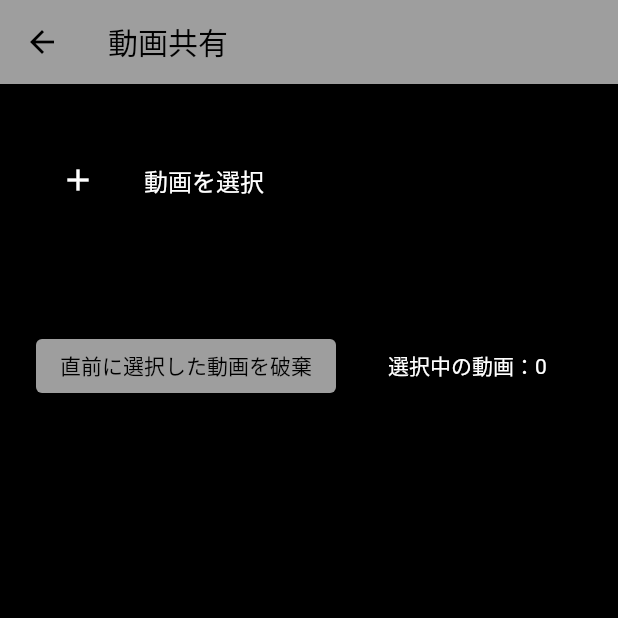
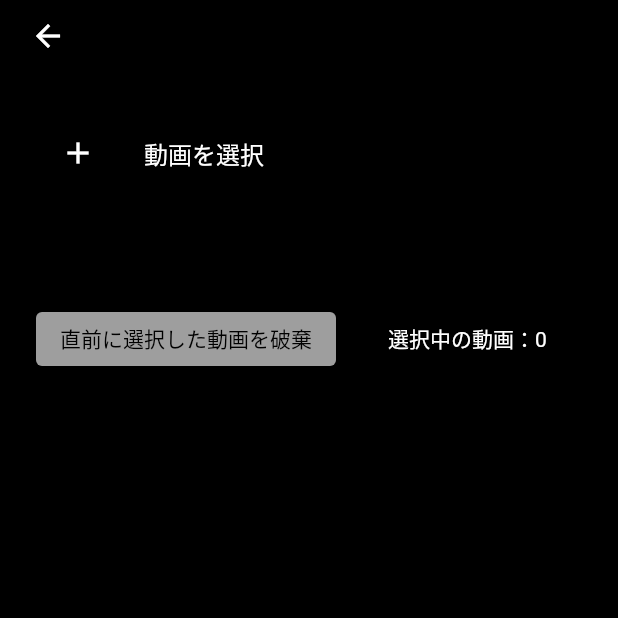
Before and after one commit to KokiWakatsuki/sporty, a Flutter app: the P2P screen opened by its route, on a phone screen of 412 x 824 dp, the top half of it. Run offline on Flutter 3.47's test engine with Material 2 defaults, Android fonts, the phone set to English and light mode, and no system bars; our stand-ins replace camera, chewie, flutter_cache_manager, gallery_saver, image_gallery_saver, image_picker and 2 more.

Commit message:
appBarの削除

```diff
--- a/lib/view/menu.dart
+++ b/lib/view/menu.dart
@@ -180,7 +180,7 @@ class Menu extends StatelessWidget {
 
     return Scaffold(
       backgroundColor: Colors.black,
-      appBar: appBar,
+      //appBar: appBar,
       body: Center(
           child: Container(
         height: MediaQuery.of(context).size.height * 0.8,
--- a/lib/view/p2p.dart
+++ b/lib/view/p2p.dart
@@ -27,7 +27,7 @@ class _P2PState extends State<P2P> with WidgetsBindingObserver {
   @override
   Widget build(BuildContext context) {
     var _screenSize = MediaQuery.of(context).size;
-    final appBar = AppBar(
+    /* final appBar = AppBar(
       backgroundColor: Colors.grey,
       title: const Text(
         '動画共有',
@@ -38,17 +38,19 @@ class _P2PState extends State<P2P> with WidgetsBindingObserver {
       iconTheme: IconThemeData(
         color: Colors.black
       )
-    );
+    ); */
     return Scaffold(
       backgroundColor: Colors.black,
-        appBar: appBar,
-          body: SingleChildScrollView(
+        //appBar: appBar,
+          body: Stack(children: [
+            Container(
+            child: SingleChildScrollView(
               child: Padding(
                 padding: const EdgeInsets.all(24.0),
                 child: Column(
                   crossAxisAlignment: CrossAxisAlignment.start,
                   children: <Widget>[
-                  const Padding(padding: EdgeInsets.only(top: 12.0)),
+                    const Padding(padding: EdgeInsets.only(top: 50.0)),
                     ListTile(
                       leading: Icon(color: Colors.white, Icons.add),
                       title: Text(
@@ -163,7 +165,19 @@ class _P2PState extends State<P2P> with WidgetsBindingObserver {
                   ],
                 ),
               ),
-          )
+            ),
+          ),
+            ElevatedButton(
+              style: ElevatedButton.styleFrom(
+                primary: Colors.black,
+              ),
+              onPressed: () {
+                Navigator.of(context).pop();
+              },
+              child:
+                  const Icon(color: Colors.white, Icons.arrow_back),
+            ),
+          ],)
         );
   }
 
```
Also changed, not shown: lib/view/comparison_menu.dart (+14 -3 lines), lib/view/delay_menu.dart (+14 -3 lines). Lines whose indentation alone changed are shown as unchanged.
